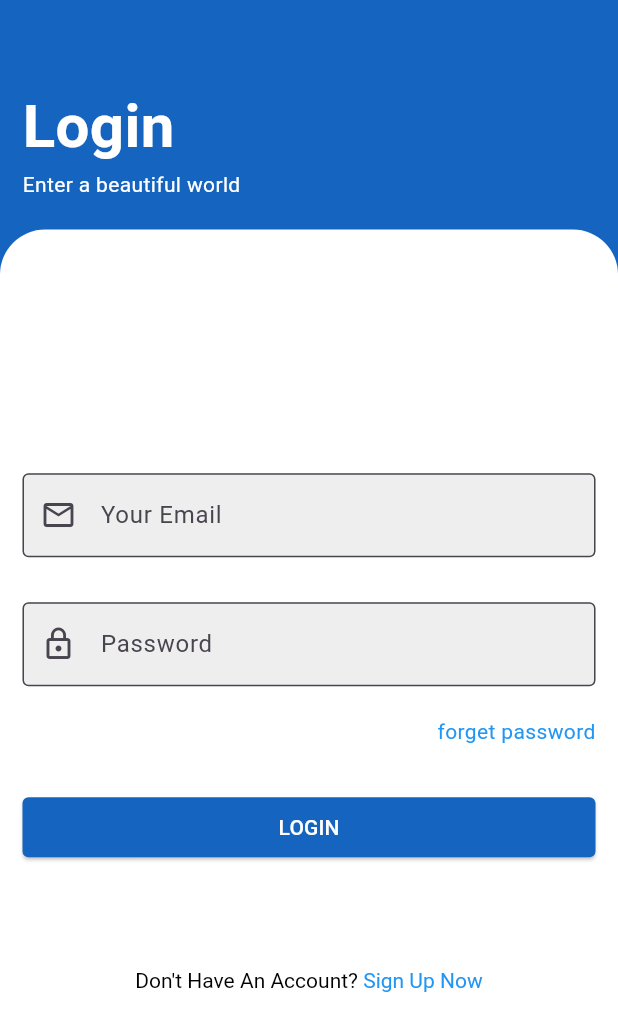
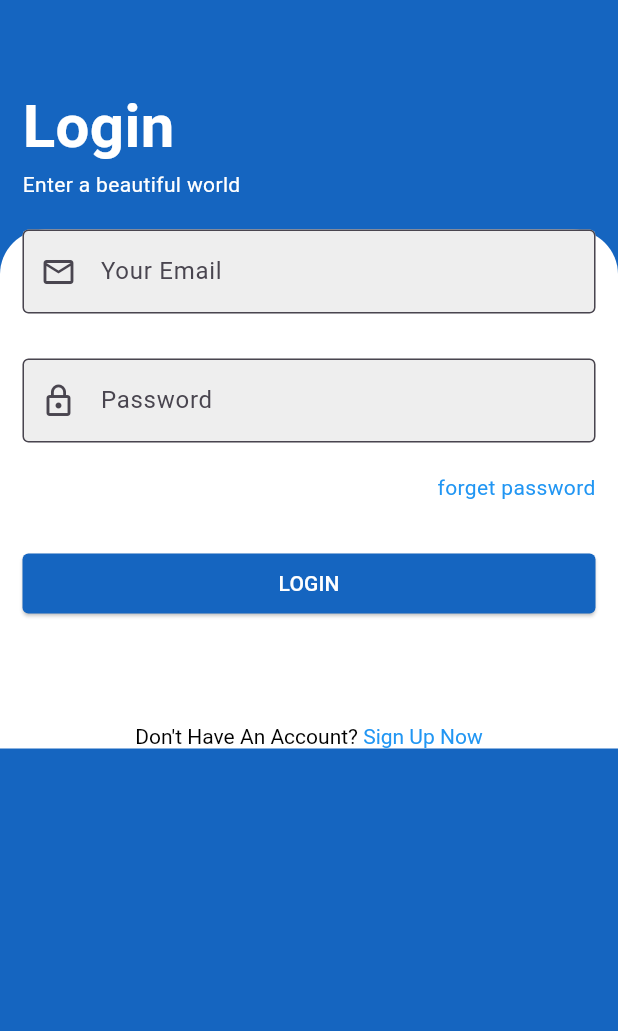
Before and after one commit to AnJasid/app_to_do_list, a Flutter app: the screen it shows after launch, on a phone screen of 412 x 824 dp. Shown: the top 1031 px of the screen. Run offline on Flutter 3.47's test engine with Material 3 defaults, Android fonts, the phone set to English and light mode, and no system bars.

Commit message:
update login screen: fix layout bugs

```diff
--- a/lib/screens/auth/login_screen.dart
+++ b/lib/screens/auth/login_screen.dart
@@ -18,7 +18,8 @@ class LoginScreen extends StatelessWidget {
         backgroundColor: Colors.transparent,
       ),
       backgroundColor: Colors.blue[800],
-      body: Column(
+      body: SingleChildScrollView(
+        child: Column(
           crossAxisAlignment: CrossAxisAlignment.start,
           children: <Widget>[
             Padding(
@@ -51,6 +52,7 @@ class LoginScreen extends StatelessWidget {
                     topRight: Radius.circular(30),
                   ),
                 ),
+                child: Form(
                   child: Column(
                     mainAxisAlignment: MainAxisAlignment.center,
                     crossAxisAlignment: CrossAxisAlignment.end,
@@ -139,7 +141,9 @@ class LoginScreen extends StatelessWidget {
                   ),
                 ),
               ),
+            ),
           ],
+        ),
       ),
     );
   }
```
Lines whose indentation alone changed are shown as unchanged.
